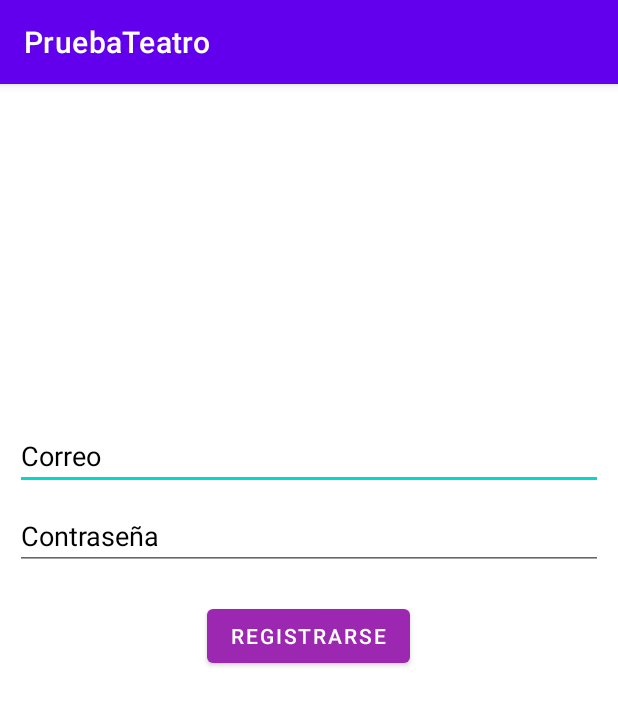
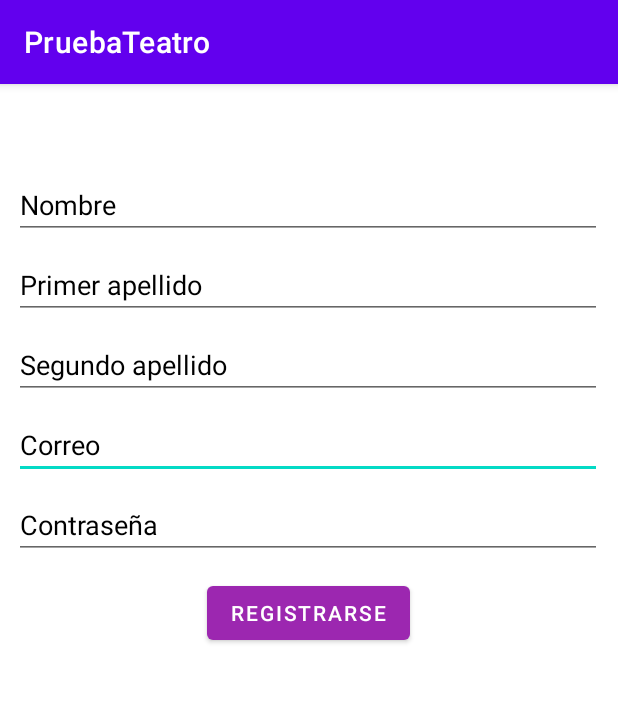
Before and after one commit to joselewis/ProyectoKotlin, an Android app: the screen it shows after launch (RegistrarUsuario), after a tap on "REGISTRARSE", on a phone screen of 412 x 824 dp. Shown: the top 705 px of the screen. Run offline under Robolectric (Android 15) with nearby library versions, the phone set to English and light mode, and no system bars; our stand-ins replace Firebase (no records; nobody signed in at launch, a user with empty details on screens opened directly).

Commit message:
Registro de usuario terminado con Firebase

```diff
--- a/app/build.gradle
+++ b/app/build.gradle
@@ -38,6 +38,9 @@ android {
 }
 
 dependencies {
+    implementation 'com.google.firebase:firebase-database:19.2.1'
+    implementation 'com.google.firebase:firebase-auth-ktx:21.0.1'
+
 
     /////////////////////////POSIBLE ERROR O SOLUCION, LO QUE DIOSITO QUIERA////////////////////////
 
--- a/app/src/main/java/com/example/pruebateatro/MainActivity.kt
+++ b/app/src/main/java/com/example/pruebateatro/MainActivity.kt
@@ -3,55 +3,58 @@ package com.example.pruebateatro
 import android.content.Intent
 import androidx.appcompat.app.AppCompatActivity
 import android.os.Bundle
+import android.text.TextUtils
+import android.view.View
+import android.widget.EditText
+import android.widget.Toast
 import androidx.appcompat.app.AlertDialog
 import com.google.firebase.auth.FirebaseAuth
 import kotlinx.android.synthetic.main.activity_main.*
 
 class MainActivity : AppCompatActivity() {
+
+    private lateinit var txtUser: EditText
+    private lateinit var txtPassword: EditText
+
+    private lateinit var auth: FirebaseAuth
+
     override fun onCreate(savedInstanceState: Bundle?) {
         super.onCreate(savedInstanceState)
         setContentView(R.layout.activity_main)
 
-        ingresar()
+        txtUser = findViewById(R.id.txtCorreoLogin)
+        txtPassword = findViewById(R.id.txtContrasennaLogin)
 
-        buttonIR_Registrarse.setOnClickListener {
-            var intent = Intent(this, RegistrarUsuario::class.java)
-            startActivity(intent)
-        }
+        auth =  FirebaseAuth.getInstance()
+
     }
 
-    private fun ingresar(){
-        buttonIngresar.setOnClickListener {
-            if (txtCorreoLogin.text.isNotEmpty() && txtContrasennaLogin.text.isNotEmpty()){
+    fun buttonIR_Registrarse(view:View){
+        startActivity(Intent(this, RegistrarUsuario::class.java))
+    }
 
-                FirebaseAuth.getInstance().signInWithEmailAndPassword(
-                    txtCorreoLogin.text.toString(),
-                    txtContrasennaLogin.text.toString()).addOnCompleteListener {
-                    if (it.isSuccessful){
-                        ingresoExitoso(it.result?.user?.email?: "", ProviderType.BASIC )
-                    } else{
-                        showAlert()
+    fun Ingresar(view:View){
+        loginUser()
     }
+
+    private fun loginUser(){
+        val user:String = txtUser.text.toString()
+        val password:String = txtPassword.text.toString()
+
+        if(!TextUtils.isEmpty(user) && !TextUtils.isEmpty(password)){
+            auth.signInWithEmailAndPassword(user,password)
+                .addOnCompleteListener(this){
+                    task ->
+                    if(task.isSuccessful){
+                        action()
+                    }else{
+                        Toast.makeText(this, "Correo o contraseña incorrecta" , Toast.LENGTH_LONG).show()
                     }
                 }
         }
     }
 
-    private fun showAlert(){
-        val builder = AlertDialog.Builder(this)
-        builder.setTitle("Error")
-        builder.setMessage("Se ha producido un error")
-        builder.setPositiveButton("Aceptar", null)
-        val dialog: AlertDialog = builder.create()
-        dialog.show()
+    private fun action(){
+        startActivity(Intent(this, PaginaPrincipal::class.java))
     }
-
-    private fun ingresoExitoso(email: String, provider: ProviderType){
-        val intent = Intent(this, PaginaPrincipal::class.java).apply {
-            putExtra("email", email)
-            putExtra("provider", provider.name)
 }
-        startActivity(intent)
-    }
-
-}
--- a/app/src/main/java/com/example/pruebateatro/RegistrarUsuario.kt
+++ b/app/src/main/java/com/example/pruebateatro/RegistrarUsuario.kt
@@ -2,51 +2,103 @@ package com.example.pruebateatro
 
 import android.content.Intent
 import android.os.Bundle
+import android.text.TextUtils
+import android.view.View
+import android.widget.EditText
+import android.widget.ProgressBar
+import android.widget.Toast
 import androidx.appcompat.app.AlertDialog
 import androidx.appcompat.app.AppCompatActivity
 import com.google.firebase.auth.FirebaseAuth
+import com.google.firebase.auth.FirebaseUser
+import com.google.firebase.database.DatabaseReference
+import com.google.firebase.database.FirebaseDatabase
 import kotlinx.android.synthetic.main.registro_usuario.*
 
 class RegistrarUsuario : AppCompatActivity() {
+
+    private lateinit var txtNombre:EditText
+    private lateinit var txtApellido1:EditText
+    private lateinit var txtApellido2:EditText
+    private lateinit var txtCorreo:EditText
+    private lateinit var txtContrasenna:EditText
+
+    private lateinit var progressBar: ProgressBar
+
+    private lateinit var dbReference: DatabaseReference
+    private lateinit var database:FirebaseDatabase
+    private lateinit var auth: FirebaseAuth
+
+
     override fun onCreate(savedInstanceState: Bundle?) {
         super.onCreate(savedInstanceState)
         setContentView(R.layout.registro_usuario)
 
-        registrar()
+        txtNombre = findViewById(R.id.txtRegistroNombre)
+        txtApellido1 = findViewById(R.id.txtRegistroApellido)
+        txtApellido2 = findViewById(R.id.txtRegistroApellido2)
+        txtCorreo = findViewById(R.id.txtRegistroCorreo4)
+        txtContrasenna = findViewById(R.id.txtRegistroContrasenna)
+
+        progressBar = findViewById(R.id.progressBar)
+
+        database = FirebaseDatabase.getInstance()
+        auth = FirebaseAuth.getInstance()
+
+        dbReference = database.reference.child("User")
+
     }
 
-    private fun registrar() {
-        buttonRegistrarNuevo.setOnClickListener {
-            if (txtRegistroCorreo.text.isNotEmpty() && txtRegistroContrasenna.text.isNotEmpty()) {
+    fun registrar(view: View){
+        createNewAccount()
+    }
 
-                FirebaseAuth.getInstance().createUserWithEmailAndPassword(
-                    txtRegistroCorreo.text.toString(),
-                    txtRegistroContrasenna.text.toString()
-                ).addOnCompleteListener {
-                    if (it.isSuccessful) {
-                        ingresoExitoso(it.result?.user?.email ?: "", ProviderType.BASIC)
-                    } else {
-                        showAlert()
+    private fun createNewAccount(){
+        val name: String = txtNombre.text.toString()
+        val lastName: String = txtApellido1.text.toString()
+        val lastName2: String = txtApellido2.text.toString()
+        val email: String = txtCorreo.text.toString()
+        val password: String = txtContrasenna.text.toString()
+
+        if(!TextUtils.isEmpty(name) &&
+            !TextUtils.isEmpty(lastName) &&
+            !TextUtils.isEmpty(lastName2) &&
+            !TextUtils.isEmpty(email) &&
+            !TextUtils.isEmpty(password)
+        ){
+            progressBar.visibility = View.VISIBLE
+            auth.createUserWithEmailAndPassword(email,password)
+                .addOnCompleteListener(this){
+                    task ->
+                    if (task.isComplete){
+                        val user:FirebaseUser? = auth.currentUser
+                        verifyEmail(user)
+
+                        val userDB = dbReference.child(user?.uid!!)
+
+                        userDB.child("Name").setValue(name)
+                        userDB.child("lastName").setValue(lastName)
+                        userDB.child("lastName2").setValue(lastName2)
+                        action()
                     }
                 }
-            }
         }
     }
 
-    private fun showAlert(){
-        val builder = AlertDialog.Builder(this)
-        builder.setTitle("Error")
-        builder.setMessage("Se ha producido un error")
-        builder.setPositiveButton("Aceptar", null)
-        val dialog: AlertDialog = builder.create()
-        dialog.show()
+    private fun action(){
+        startActivity(Intent(this, MainActivity::class.java))
     }
 
-    private fun ingresoExitoso(email: String, provider: ProviderType){
-        val intent = Intent(this, MainActivity::class.java).apply {
-            putExtra("email", email)
-            putExtra("provider", provider.name)
-        }
-        startActivity(intent)
+    private fun verifyEmail(user: FirebaseUser?){
+        user?.sendEmailVerification()
+            ?.addOnCompleteListener(this){
+                task ->
+                if(task.isComplete){
+                    Toast.makeText(this, "Correo enviado" , Toast.LENGTH_LONG).show()
+                }else{
+                    Toast.makeText(this, "Error al enviar el correo" , Toast.LENGTH_LONG).show()
+                }
+            }
+
     }
 }
--- a/app/src/main/res/layout/activity_main.xml
+++ b/app/src/main/res/layout/activity_main.xml
@@ -13,6 +13,7 @@
         android:layout_marginBottom="408dp"
         android:shadowColor="#9C27B0"
         android:text="Ingresar"
+        android:onClick="Ingresar"
         android:textColorHighlight="#000000"
         android:textColorHint="#E91E63"
         android:textColorLink="#9C27B0"
@@ -80,6 +81,7 @@
         android:layout_marginEnd="68dp"
         android:layout_marginRight="68dp"
         android:text="Registrarse"
+        android:onClick="buttonIR_Registrarse"
         app:backgroundTint="#9C27B0"
         app:layout_constraintBottom_toBottomOf="parent"
         app:layout_constraintEnd_toEndOf="parent"
--- a/app/src/main/res/layout/calendario_layout.xml
+++ b/app/src/main/res/layout/calendario_layout.xml
@@ -7,7 +7,7 @@
 
     <CalendarView
         android:id="@+id/calendarTeatro"
-        android:layout_width="wrap_content"
+        android:layout_width="0dp"
         android:layout_height="wrap_content"
         android:layout_marginBottom="16dp"
         android:scrollbarSize="10dp"
--- a/app/src/main/res/layout/registro_usuario.xml
+++ b/app/src/main/res/layout/registro_usuario.xml
@@ -5,65 +5,101 @@
     android:layout_width="match_parent"
     android:layout_height="match_parent">
 
+    <EditText
+        android:id="@+id/txtRegistroCorreo4"
+        android:layout_width="392dp"
+        android:layout_height="wrap_content"
+        android:layout_marginTop="8dp"
+        android:ems="10"
+        android:hint="Correo"
+        android:inputType="textPersonName"
+        android:textColorHint="#000000"
+        app:layout_constraintEnd_toEndOf="parent"
+        app:layout_constraintHorizontal_bias="0.473"
+        app:layout_constraintStart_toStartOf="parent"
+        app:layout_constraintTop_toBottomOf="@+id/txtRegistroApellido2" />
+
+    <EditText
+        android:id="@+id/txtRegistroApellido2"
+        android:layout_width="392dp"
+        android:layout_height="wrap_content"
+        android:layout_marginTop="8dp"
+        android:ems="10"
+        android:hint="Segundo apellido"
+        android:inputType="textPersonName"
+        android:textColorHint="#000000"
+        app:layout_constraintEnd_toEndOf="parent"
+        app:layout_constraintHorizontal_bias="0.473"
+        app:layout_constraintStart_toStartOf="parent"
+        app:layout_constraintTop_toBottomOf="@+id/txtRegistroApellido" />
+
+    <EditText
+        android:id="@+id/txtRegistroNombre"
+        android:layout_width="392dp"
+        android:layout_height="wrap_content"
+        android:layout_marginTop="58dp"
+        android:ems="10"
+        android:hint="Nombre"
+        android:inputType="textPersonName"
+        android:textColorHint="#000000"
+        app:layout_constraintEnd_toEndOf="parent"
+        app:layout_constraintHorizontal_bias="0.473"
+        app:layout_constraintStart_toStartOf="parent"
+        app:layout_constraintTop_toTopOf="parent" />
+
     <Button
         android:id="@+id/buttonRegistrarNuevo"
         android:layout_width="wrap_content"
         android:layout_height="wrap_content"
-        android:layout_marginBottom="376dp"
+        android:layout_marginTop="12dp"
         android:text="Registrarse"
+        android:onClick="registrar"
         android:textColor="#FFFFFF"
         app:backgroundTint="#9C27B0"
-        app:layout_constraintBottom_toBottomOf="parent"
         app:layout_constraintEnd_toEndOf="parent"
         app:layout_constraintHorizontal_bias="0.498"
-        app:layout_constraintStart_toStartOf="parent" />
+        app:layout_constraintStart_toStartOf="parent"
+        app:layout_constraintTop_toBottomOf="@+id/txtRegistroContrasenna" />
 
     <EditText
-        android:id="@+id/txtRegistroCorreo"
-        android:layout_width="0dp"
+        android:id="@+id/txtRegistroApellido"
+        android:layout_width="392dp"
         android:layout_height="wrap_content"
-        android:layout_marginStart="10dp"
-        android:layout_marginEnd="10dp"
-        android:layout_marginBottom="8dp"
+        android:layout_marginTop="8dp"
         android:ems="10"
-        android:hint="Correo"
+        android:hint="Primer apellido"
         android:inputType="textPersonName"
         android:textColorHint="#000000"
-        app:layout_constraintBottom_toTopOf="@+id/txtRegistroContrasenna"
         app:layout_constraintEnd_toEndOf="parent"
-        app:layout_constraintHorizontal_bias="1.0"
+        app:layout_constraintHorizontal_bias="0.473"
         app:layout_constraintStart_toStartOf="parent"
-        app:layout_constraintTop_toTopOf="parent"
-        app:layout_constraintVertical_bias="1.0" />
+        app:layout_constraintTop_toBottomOf="@+id/txtRegistroNombre" />
 
     <EditText
         android:id="@+id/txtRegistroContrasenna"
-        android:layout_width="0dp"
+        android:layout_width="392dp"
         android:layout_height="wrap_content"
-        android:layout_marginStart="10dp"
-        android:layout_marginEnd="10dp"
-        android:layout_marginBottom="20dp"
+        android:layout_marginTop="8dp"
         android:ems="10"
         android:hint="Contraseña"
         android:inputType="textPersonName"
         android:textColorHint="#000000"
-        app:layout_constraintBottom_toTopOf="@+id/buttonRegistrarNuevo"
         app:layout_constraintEnd_toEndOf="parent"
-        app:layout_constraintHorizontal_bias="1.0"
-        app:layout_constraintStart_toStartOf="parent" />
+        app:layout_constraintHorizontal_bias="0.473"
+        app:layout_constraintStart_toStartOf="parent"
+        app:layout_constraintTop_toBottomOf="@+id/txtRegistroCorreo4" />
 
     <ProgressBar
+        android:indeterminate="true"
+        android:visibility="gone"
         android:id="@+id/progressBar"
         style="?android:attr/progressBarStyle"
-        android:indeterminate="true"
-        android:visibility="gone"
         android:layout_width="wrap_content"
         android:layout_height="wrap_content"
-        android:layout_marginTop="28dp"
         app:layout_constraintBottom_toBottomOf="parent"
         app:layout_constraintEnd_toEndOf="parent"
         app:layout_constraintHorizontal_bias="0.498"
         app:layout_constraintStart_toStartOf="parent"
         app:layout_constraintTop_toBottomOf="@+id/buttonRegistrarNuevo"
-        app:layout_constraintVertical_bias="0.0" />
+        app:layout_constraintVertical_bias="0.058" />
 </androidx.constraintlayout.widget.ConstraintLayout>
```
Also changed, not shown: app/src/main/java/com/example/pruebateatro/PaginaPrincipal.kt (+13 -5 lines). Lines whose indentation alone changed are shown as unchanged.
